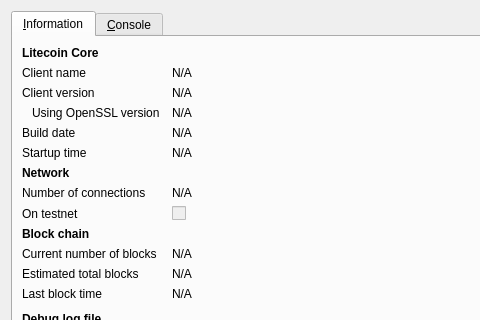
The window that src/qt/forms/rpcconsole.ui (mnull/taccoin) describes before a commit, drawn with Qt 5; both pictures show x 0 to 480 and y 0 to 320 of the 740 by 450 pixel window.
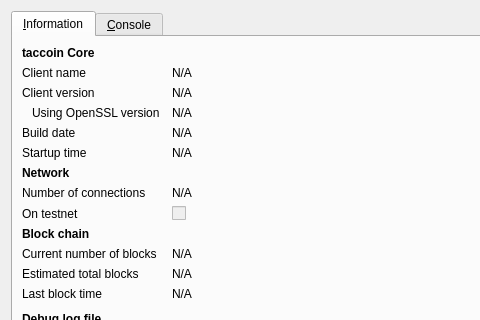
The same window after the commit. Icons and pictures are not drawn.

Patch:
```diff
--- a/src/qt/forms/rpcconsole.ui
+++ b/src/qt/forms/rpcconsole.ui
@@ -36,7 +36,7 @@
           </font>
          </property>
          <property name="text">
-          <string>Litecoin Core</string>
+          <string>taccoin Core</string>
          </property>
         </widget>
        </item>
```
Left out of the diff: 6 changed lines with no effect on the pictures.
